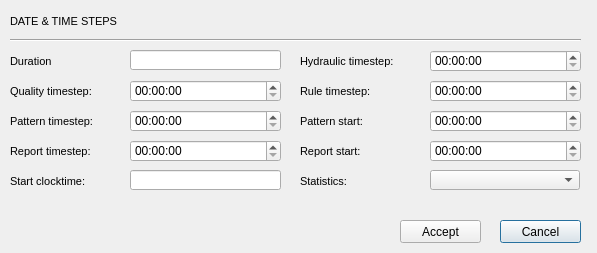
Giswater/giswater_qgis_plugin, file ui/ws_times.ui: the form before one commit.
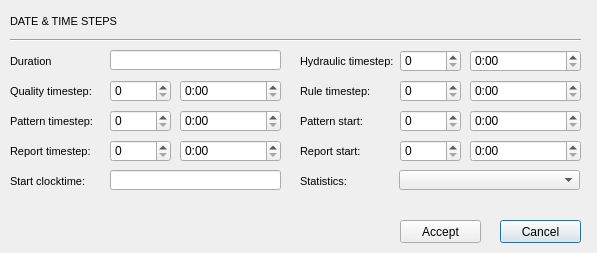
The form after the commit.

```diff
--- a/ui/ws_times.ui
+++ b/ui/ws_times.ui
@@ -436,59 +436,87 @@
   <widget class="QTimeEdit" name="quality_timestep">
    <property name="geometry">
     <rect>
-     <x>130</x>
+     <x>180</x>
      <y>80</y>
-     <width>151</width>
+     <width>101</width>
      <height>22</height>
     </rect>
    </property>
+   <property name="maximumDateTime">
+    <datetime>
+     <hour>23</hour>
+     <minute>59</minute>
+     <second>59</second>
+     <year>2000</year>
+     <month>1</month>
+     <day>1</day>
+    </datetime>
+   </property>
+   <property name="displayFormat">
+    <string>H:mm</string>
+   </property>
+   <property name="calendarPopup">
+    <bool>false</bool>
+   </property>
   </widget>
   <widget class="QTimeEdit" name="report_timestep">
    <property name="geometry">
     <rect>
-     <x>130</x>
+     <x>180</x>
      <y>140</y>
-     <width>151</width>
+     <width>101</width>
      <height>22</height>
     </rect>
    </property>
+   <property name="displayFormat">
+    <string>H:mm</string>
+   </property>
   </widget>
   <widget class="QTimeEdit" name="hydraulic_timestep">
    <property name="geometry">
     <rect>
-     <x>430</x>
+     <x>470</x>
      <y>50</y>
-     <width>151</width>
+     <width>111</width>
      <height>22</height>
     </rect>
    </property>
+   <property name="displayFormat">
+    <string>H:mm</string>
+   </property>
   </widget>
   <widget class="QTimeEdit" name="rule_timestep">
    <property name="geometry">
     <rect>
-     <x>430</x>
+     <x>470</x>
      <y>80</y>
-     <width>151</width>
+     <width>111</width>
      <height>22</height>
     </rect>
    </property>
+   <property name="displayFormat">
+    <string>H:mm</string>
+   </property>
   </widget>
   <widget class="QTimeEdit" name="pattern_start">
    <property name="geometry">
     <rect>
-     <x>430</x>
+     <x>470</x>
      <y>110</y>
-     <width>151</width>
+     <width>111</width>
      <height>22</height>
     </rect>
    </property>
+   <property name="displayFormat">
+    <string>H:mm</string>
+   </property>
   </widget>
   <widget class="QLineEdit" name="duration">
    <property name="geometry">
     <rect>
-     <x>130</x>
+     <x>110</x>
      <y>50</y>
-     <width>151</width>
+     <width>171</width>
      <height>20</height>
     </rect>
    </property>
@@ -504,19 +532,22 @@
   <widget class="QTimeEdit" name="pattern_timestep">
    <property name="geometry">
     <rect>
-     <x>130</x>
+     <x>180</x>
      <y>110</y>
-     <width>151</width>
+     <width>101</width>
      <height>22</height>
     </rect>
    </property>
+   <property name="displayFormat">
+    <string>H:mm</string>
+   </property>
   </widget>
   <widget class="QLineEdit" name="start_clocktime">
    <property name="geometry">
     <rect>
-     <x>130</x>
+     <x>110</x>
      <y>170</y>
-     <width>151</width>
+     <width>171</width>
      <height>20</height>
     </rect>
    </property>
@@ -532,19 +563,22 @@
   <widget class="QTimeEdit" name="report_start">
    <property name="geometry">
     <rect>
-     <x>430</x>
+     <x>470</x>
      <y>140</y>
-     <width>151</width>
+     <width>111</width>
      <height>22</height>
     </rect>
    </property>
+   <property name="displayFormat">
+    <string>H:mm</string>
+   </property>
   </widget>
   <widget class="QComboBox" name="statistic">
    <property name="geometry">
     <rect>
-     <x>430</x>
+     <x>399</x>
      <y>170</y>
-     <width>150</width>
+     <width>181</width>
      <height>20</height>
     </rect>
    </property>
@@ -575,6 +609,76 @@
     <string>Accept</string>
    </property>
   </widget>
+  <widget class="QSpinBox" name="pattern_start_day">
+   <property name="geometry">
+    <rect>
+     <x>400</x>
+     <y>110</y>
+     <width>61</width>
+     <height>22</height>
+    </rect>
+   </property>
+  </widget>
+  <widget class="QSpinBox" name="hydraulic_timestep_day">
+   <property name="geometry">
+    <rect>
+     <x>400</x>
+     <y>50</y>
+     <width>61</width>
+     <height>22</height>
+    </rect>
+   </property>
+  </widget>
+  <widget class="QSpinBox" name="rule_timestep_day">
+   <property name="geometry">
+    <rect>
+     <x>400</x>
+     <y>80</y>
+     <width>61</width>
+     <height>22</height>
+    </rect>
+   </property>
+  </widget>
+  <widget class="QSpinBox" name="report_start_day">
+   <property name="geometry">
+    <rect>
+     <x>400</x>
+     <y>140</y>
+     <width>61</width>
+     <height>22</height>
+    </rect>
+   </property>
+  </widget>
+  <widget class="QSpinBox" name="quality_timestep_day">
+   <property name="geometry">
+    <rect>
+     <x>110</x>
+     <y>80</y>
+     <width>61</width>
+     <height>22</height>
+    </rect>
+   </property>
+  </widget>
+  <widget class="QSpinBox" name="pattern_timestep_day">
+   <property name="geometry">
+    <rect>
+     <x>110</x>
+     <y>110</y>
+     <width>61</width>
+     <height>22</height>
+    </rect>
+   </property>
+  </widget>
+  <widget class="QSpinBox" name="report_timestep_day">
+   <property name="geometry">
+    <rect>
+     <x>110</x>
+     <y>140</y>
+     <width>61</width>
+     <height>22</height>
+    </rect>
+   </property>
+  </widget>
  </widget>
  <tabstops>
   <tabstop>duration</tabstop>
```
Left out of the diff: 2 changed lines with no effect on the pictures.
